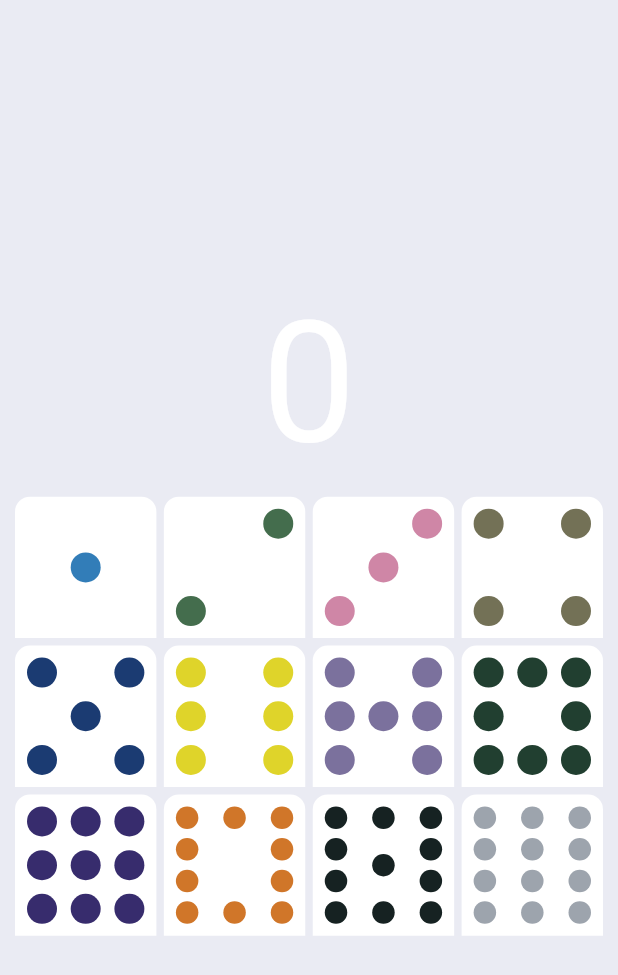
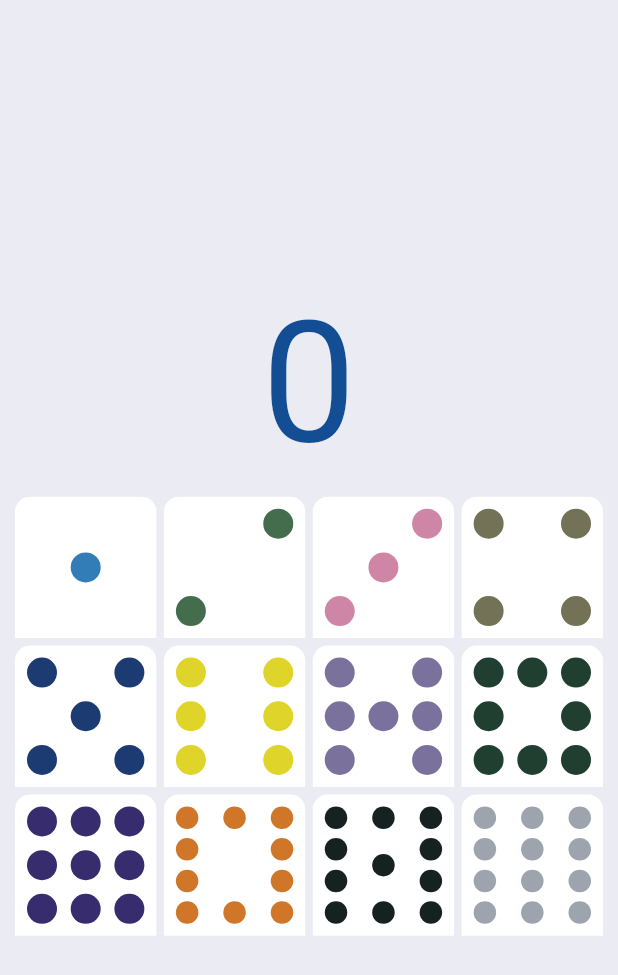
Before and after one commit to esron/mexican_calculator, a Flutter app: the screen it shows after launch, on a phone screen of 412 x 824 dp. Shown: the top 975 px of the screen. Run offline on Flutter 3.47's test engine with Material 2 defaults, Android fonts, the phone set to English and light mode, and no system bars.

Commit message:
Changes the text color to blue

```diff
--- a/lib/main.dart
+++ b/lib/main.dart
@@ -52,7 +52,7 @@ class _MyHomePageState extends State<MyHomePage> {
                   child: Text(
                     '$_counter',
                     style: TextStyle(
-                      color: Colors.white,
+                      color: Color(0xFF134E95),
                       fontSize: 112,
                     ),
                   ),
```
